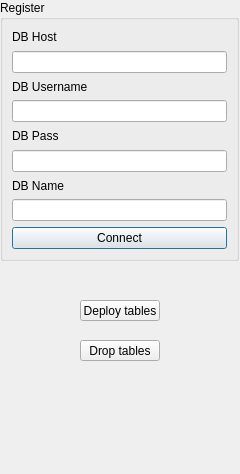
Above: NETB380_ExpenseManager/ep_db_settings.ui from satanasov/NETB380 before the change. Below: the same form after it.
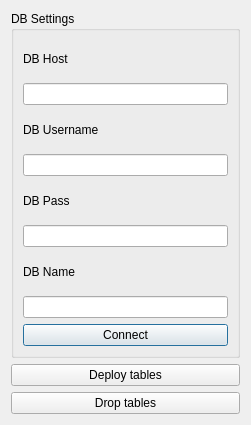
That is the form after the change.

Commit message:
added form layout
added form layout
test ommitng .pro.user file

```diff
--- a/NETB380_ExpenseManager/ep_db_settings.ui
+++ b/NETB380_ExpenseManager/ep_db_settings.ui
@@ -6,24 +6,18 @@
    <rect>
     <x>0</x>
     <y>0</y>
-    <width>240</width>
-    <height>474</height>
+    <width>251</width>
+    <height>425</height>
    </rect>
   </property>
   <property name="windowTitle">
    <string>Register form</string>
   </property>
+  <layout class="QVBoxLayout" name="verticalLayout_2">
+   <item>
   <widget class="QGroupBox" name="groupBoxRegister">
-   <property name="geometry">
-    <rect>
-     <x>0</x>
-     <y>0</y>
-     <width>239</width>
-     <height>261</height>
-    </rect>
-   </property>
    <property name="title">
-    <string>Register</string>
+      <string>DB Settings</string>
    </property>
    <layout class="QVBoxLayout" name="verticalLayout">
     <item>
@@ -83,32 +77,22 @@
     </item>
    </layout>
   </widget>
+   </item>
+   <item>
   <widget class="QPushButton" name="pushButtonDeploy">
-   <property name="geometry">
-    <rect>
-     <x>80</x>
-     <y>300</y>
-     <width>80</width>
-     <height>21</height>
-    </rect>
-   </property>
    <property name="text">
     <string>Deploy tables</string>
    </property>
   </widget>
+   </item>
+   <item>
   <widget class="QPushButton" name="pushButtonDrop">
-   <property name="geometry">
-    <rect>
-     <x>80</x>
-     <y>340</y>
-     <width>80</width>
-     <height>21</height>
-    </rect>
-   </property>
    <property name="text">
     <string>Drop tables</string>
    </property>
   </widget>
+   </item>
+  </layout>
  </widget>
  <resources/>
  <connections/>
```
Left out of the diff: 2 changed lines with no effect on the pictures. Lines whose indentation alone changed are shown as unchanged. The commit also changes 2 other files.
